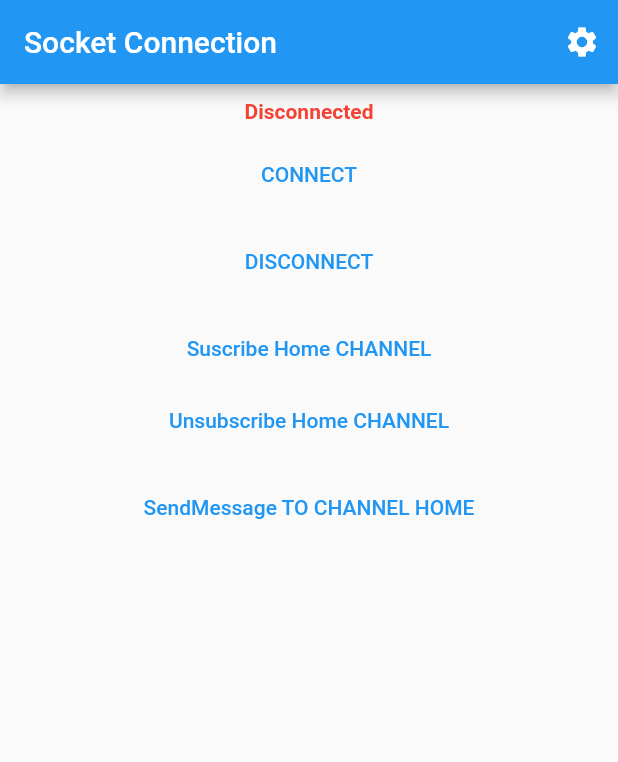
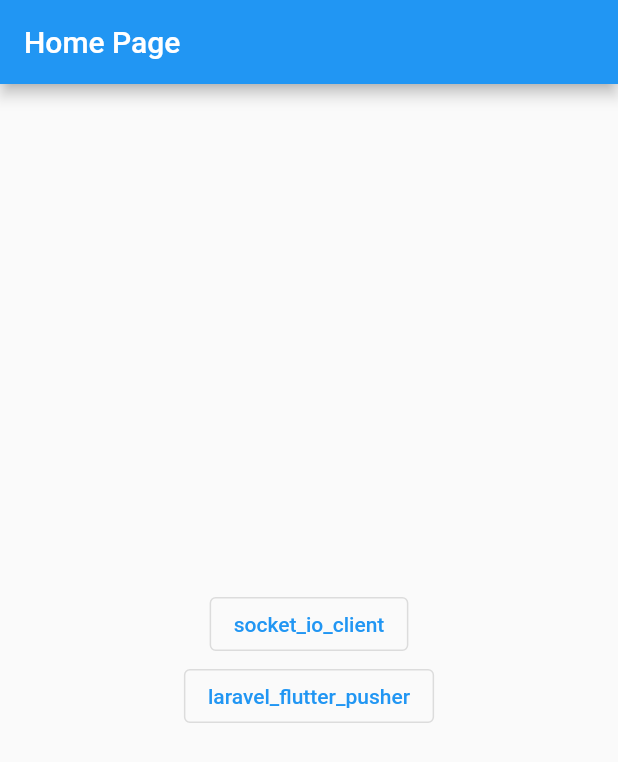
Before and after one commit to saginbajracharya/flutter_laravel_websocket, a Flutter app: the screen it shows after launch, on a phone screen of 412 x 824 dp. Shown: the top 762 px of the screen. Run offline on Flutter 3.47's test engine with Material 2 defaults, Android fonts, the phone set to English and light mode, and no system bars; our stand-ins replace socket_io_client; missing offline and left inert: laravel_flutter_pusher; generated files the repository leaves out were written again.

Commit message:
[fix]::socket  client and node web app communication

```diff
--- /dev/null
+++ b/lib/src/homepage.dart
@@ -0,0 +1,43 @@
+import 'package:flutter/material.dart';
+import 'package:flutter_laravel_websocket/src/sample_feature/sample_item_list_view.dart';
+import 'package:flutter_laravel_websocket/src/socket_client.dart';
+
+class HomePage extends StatefulWidget {
+  const HomePage({super.key});
+  static const routeName = '/';
+
+  @override
+  State<HomePage> createState() => _HomePageState();
+}
+
+class _HomePageState extends State<HomePage> {
+  @override
+  Widget build(BuildContext context) {
+    return Scaffold(
+      appBar: AppBar(
+        title: const Text('Home Page'),
+      ),
+      body: Center(
+        child: Column(
+          mainAxisAlignment: MainAxisAlignment.center,
+          crossAxisAlignment: CrossAxisAlignment.center,
+          mainAxisSize: MainAxisSize.max,
+          children: [
+            OutlinedButton(
+              onPressed:(){
+                Navigator.restorablePushNamed(context, SocketClient.routeName);
+              },
+              child: const Text('socket_io_client')
+            ),
+            OutlinedButton(
+              onPressed: (){
+                Navigator.restorablePushNamed(context, SampleItemListView.routeName);
+              },
+              child: const Text('laravel_flutter_pusher')
+            ),
+          ],
+        ),
+      ),
+    );
+  }
+}
--- a/lib/src/sample_feature/sample_item_list_view.dart
+++ b/lib/src/sample_feature/sample_item_list_view.dart
@@ -12,7 +12,7 @@ class SampleItemListView extends StatefulWidget {
     this.items = const [SampleItem(1), SampleItem(2), SampleItem(3)],
   });
 
-  static const routeName = '/';
+  static const routeName = 'sample_item';
 
   final List<SampleItem> items;
 
--- a/pubspec.yaml
+++ b/pubspec.yaml
@@ -21,6 +21,8 @@ dev_dependencies:
 
   flutter_lints: ^2.0.0
   laravel_flutter_pusher: ^0.0.4
+  socket_io_client: ^2.0.3+1
+  http: ^1.1.0
   # pusher_client_fixed: ^0.0.2
 
 flutter:
```
Also changed, not shown: lib/src/app.dart (+7 -1 lines), lib/src/socket_client.dart (added, +133 -0 lines), pubspec.lock.
